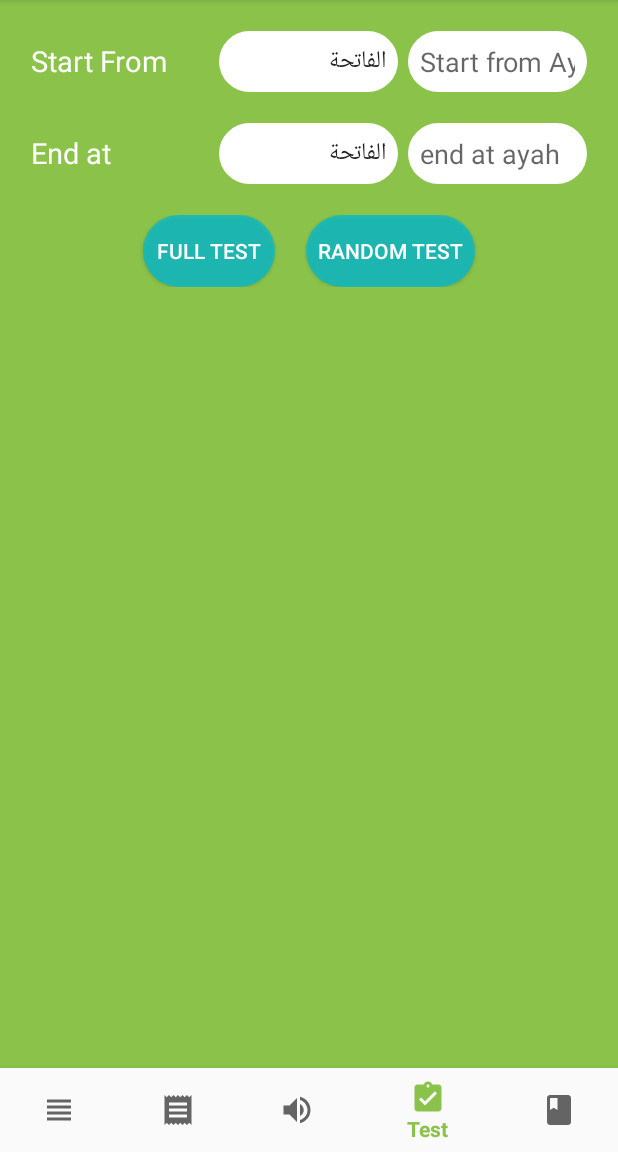
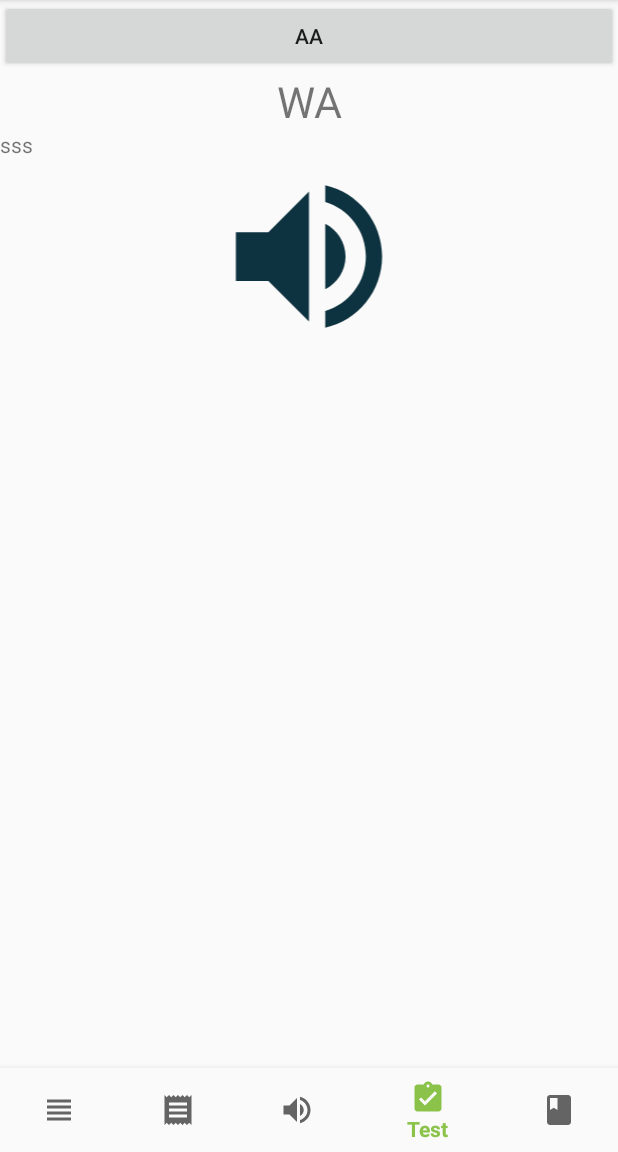
Before and after one commit to MahmoudMabrok/QuranyApp, an Android app: the screen it shows after launch (HomeActivity), item 4 of the bottom bar chosen, on a phone screen of 412 x 824 dp, the part 84-1236 px from its top. Run offline under Robolectric (Android 15) with nearby library versions, the phone set to English and light mode, and no system bars; our stand-ins replace ButterKnife, Room's generated code, sdp/ssp sizes; libraries missing offline, so code that uses them is left out: com.downloader, com.facebook.stetho, com.github.ybq.android, com.instabug.library, pub.devrel.easypermissions; 3 statements that could not run were skipped.

Commit message:
add voice recogize with google & still problem with retrun results & start with read log

```diff
--- a/app/build.gradle
+++ b/app/build.gradle
@@ -37,6 +37,7 @@ dependencies {
     implementation "com.google.android.material:material:$support_version"
 
     implementation "androidx.vectordrawable:vectordrawable:$support_version"
+    implementation 'androidx.legacy:legacy-support-v4:1.0.0-beta01'
     testImplementation 'junit:junit:4.12'
     androidTestImplementation 'androidx.test:runner:1.1.0-alpha4'
     androidTestImplementation 'androidx.test.espresso:espresso-core:3.1.0-alpha4'
@@ -80,14 +81,13 @@ dependencies {
 
     implementation 'androidx.annotation:annotation:1.0.2'
 
-   /* implementation 'com.jakewharton.rxbinding3:rxbinding:3.0.0-alpha2'
+    /* implementation 'com.jakewharton.rxbinding3:rxbinding:3.0.0-alpha2'
    // implementation 'com.android.support:support-compat:28.0.0'
     implementation 'com.daimajia.easing:library:2.0@aar'
     implementation 'com.daimajia.androidanimations:library:2.3@aar'
    */
 
 
-
 }
 
 /*
--- a/app/src/main/java/education/mahmoud/quranyapp/data_layer/local/room/ReadLogDAO.java
+++ b/app/src/main/java/education/mahmoud/quranyapp/data_layer/local/room/ReadLogDAO.java
@@ -1,6 +1,7 @@
 package education.mahmoud.quranyapp.data_layer.local.room;
 
 import java.util.List;
+import java.util.Set;
 
 import androidx.room.Dao;
 import androidx.room.Insert;
@@ -19,5 +20,9 @@ public interface ReadLogDAO {
     @Query("select * from readlog")
     public List<ReadLog> getAllReadLog();
 
+    @Query("select page_num from readlog where date = :date")
+    Set<Integer> getReadLogPagesByDate(long date);
 
+    @Query("select * from readlog where date = :date")
+   ReadLog getReadLogBydate(long date);
 }
--- a/app/src/main/java/education/mahmoud/quranyapp/feature/home_Activity/HomeActivity.java
+++ b/app/src/main/java/education/mahmoud/quranyapp/feature/home_Activity/HomeActivity.java
@@ -45,6 +45,7 @@ import education.mahmoud.quranyapp.feature.show_sura_list.GoToSurah;
 import education.mahmoud.quranyapp.feature.show_sura_list.SuraListFragment;
 import education.mahmoud.quranyapp.feature.show_tafseer.TafseerDetails;
 import education.mahmoud.quranyapp.feature.test_quran.TestFragment;
+import education.mahmoud.quranyapp.feature.test_quran.TestQuranSound;
 import education.mahmoud.quranyapp.model.Quran;
 import education.mahmoud.quranyapp.model.Sura;
 import pub.devrel.easypermissions.EasyPermissions;
@@ -270,7 +271,8 @@ public class HomeActivity extends AppCompatActivity {
     }
 
     private void openTest() {
-        TestFragment fragment = new TestFragment();
+      //  TestFragment fragment = new TestFragment();
+        TestQuranSound fragment = new TestQuranSound();
         FragmentTransaction a = getSupportFragmentManager().beginTransaction();
         a.replace(homeContainer.getId(), fragment).commit();
     }
--- a/app/src/main/java/education/mahmoud/quranyapp/feature/show_sura_list/SuraListFragment.java
+++ b/app/src/main/java/education/mahmoud/quranyapp/feature/show_sura_list/SuraListFragment.java
@@ -81,6 +81,7 @@ public class SuraListFragment extends Fragment {
                     }
                 }
 
+
             }
         };
         loadSuraList();
--- /dev/null
+++ b/app/src/main/java/education/mahmoud/quranyapp/feature/test_quran/TestQuranSound.java
@@ -0,0 +1,133 @@
+package education.mahmoud.quranyapp.feature.test_quran;
+
+
+import android.content.Intent;
+import android.os.Bundle;
+import android.os.Handler;
+import android.os.Looper;
+import android.os.Message;
+import android.speech.RecognizerIntent;
+import android.util.Log;
+import android.view.LayoutInflater;
+import android.view.View;
+import android.view.ViewGroup;
+import android.widget.Button;
+import android.widget.ImageView;
+import android.widget.TextView;
+
+import java.lang.ref.WeakReference;
+import java.util.ArrayList;
+import java.util.Locale;
+
+import androidx.fragment.app.Fragment;
+import butterknife.BindView;
+import butterknife.ButterKnife;
+import butterknife.OnClick;
+import education.mahmoud.quranyapp.R;
+
+import static android.app.Activity.RESULT_OK;
+
+/**
+ * A simple {@link Fragment} subclass.
+ */
+public class TestQuranSound extends Fragment {
+
+
+    private static final String TAG = "TestQuranSound";
+    private static final int REQ_CODE_VOICE = 54445;
+    @BindView(R.id.tvRecongnizedText)
+    TextView tvRecongnizedText;
+    @BindView(R.id.imRecord)
+    ImageView imRecord;
+
+    Handler handler;
+    String reco = "NA";
+    @BindView(R.id.aaa)
+    TextView aaa;
+    @BindView(R.id.btnAA)
+    Button btnAA;
+
+    @Override
+    public View onCreateView(LayoutInflater inflater, ViewGroup container,
+                             Bundle savedInstanceState) {
+        // Inflate the layout for this fragment
+        View view = inflater.inflate(R.layout.fragment_test_quran_sound, container, false);
+        ButterKnife.bind(this, view);
+
+        handler = new Handler(Looper.getMainLooper()) {
+            @Override
+            public void handleMessage(Message msg) {
+                super.handleMessage(msg);
+                tvRecongnizedText.setText(reco);
+                Log.d(TAG, "handleMessage: " + reco);
+                try {
+                    aaa.setText(String.format("aaa %s", reco));
+                } catch (Exception e) {
+                    e.printStackTrace();
+                }
+
+                btnAA.setText(reco);
+
+                //   Toast.makeText(getContext(), reco, Toast.LENGTH_SHORT).show();
+            }
+        };
+
+        WeakReference<Handler> handlerWeakReference = new WeakReference<>(handler);
+
+        tvRecongnizedText.setText("WA");
+
+        return view;
+    }
+
+    @Override
+    public void onDestroyView() {
+        super.onDestroyView();
+        handler = null;
+    }
+
+    @OnClick(R.id.imRecord)
+    public void onViewClicked() {
+
+        tvRecongnizedText.setText("rrrrr");
+
+        Intent intent = new Intent(RecognizerIntent.ACTION_RECOGNIZE_SPEECH);
+        // LANGUAGE_MODEL_FREE_FORM for speech recongition
+        intent.putExtra(RecognizerIntent.EXTRA_LANGUAGE_MODEL, RecognizerIntent.LANGUAGE_MODEL_FREE_FORM);
+        // set Language
+        intent.putExtra(RecognizerIntent.EXTRA_LANGUAGE, Locale.getDefault());
+        // hint for speek
+        intent.putExtra(RecognizerIntent.EXTRA_PROMPT, "Speek now...");
+        try {
+            startActivityForResult(intent, REQ_CODE_VOICE);
+        } catch (Exception e) {
+            e.printStackTrace();
+        }
+    }
+
+    @Override
+    public void onActivityResult(int requestCode, int resultCode, Intent data) {
+        super.onActivityResult(requestCode, resultCode, data);
+
+        switch (requestCode) {
+            case REQ_CODE_VOICE:
+                if (resultCode == RESULT_OK && null != data) {
+                    ArrayList<String> results = data.getStringArrayListExtra(RecognizerIntent.EXTRA_RESULTS);
+                    // results are ordered based on confidence score, in descending order.
+                    StringBuilder stringBuilder = new StringBuilder();
+                    Log.d(TAG, "onActivityResult: ");
+                    try {
+                        for (String s : results) {
+                            stringBuilder.append(s);
+                            Log.d(TAG, "onActivityResult: !! " + s);
+                        }
+                    } catch (Exception e) {
+                        e.printStackTrace();
+                    }
+
+                    reco = results.get(0);
+                    handler.sendEmptyMessage(0);
+                }
+        }
+    }
+
+}
--- a/app/src/main/res/layout/fragment_sura_list.xml
+++ b/app/src/main/res/layout/fragment_sura_list.xml
@@ -15,7 +15,8 @@
         android:visibility="gone"
         tools:listitem="@layout/recycler_view_item" />
 
-    <com.github.ybq.android.spinkit.SpinKitView xmlns:app="http://schemas.android.com/apk/res-auto"
+    <com.github.ybq.android.spinkit.SpinKitView
+        xmlns:app="http://schemas.android.com/apk/res-auto"
         android:id="@+id/spShowAyahs"
         style="@style/SpinKitView.Large.Circle"
         android:layout_width="wrap_content"
--- /dev/null
+++ b/app/src/main/res/layout/fragment_test_quran_sound.xml
@@ -0,0 +1,39 @@
+<?xml version="1.0" encoding="utf-8"?>
+<LinearLayout xmlns:android="http://schemas.android.com/apk/res/android"
+    xmlns:app="http://schemas.android.com/apk/res-auto"
+    xmlns:tools="http://schemas.android.com/tools"
+    android:layout_width="match_parent"
+    android:layout_height="match_parent"
+    android:orientation="vertical"
+    tools:context=".feature.test_quran.TestQuranSound">
+
+
+    <Button
+        android:id="@+id/btnAA"
+        android:layout_width="match_parent"
+        android:layout_height="wrap_content"
+        android:text="aa"/>
+    <TextView
+        android:id="@+id/tvRecongnizedText"
+        android:layout_width="match_parent"
+        android:layout_height="wrap_content"
+        android:layout_gravity="center"
+        android:gravity="center"
+        android:text="AAS"
+        android:textSize="@dimen/_22ssp" />
+
+    <TextView
+        android:id="@+id/aaa"
+        android:layout_width="match_parent"
+        android:layout_height="wrap_content"
+        android:text="sss"/>
+
+    <ImageView
+        android:id="@+id/imRecord"
+        android:layout_width="match_parent"
+        android:layout_height="@dimen/_100sdp"
+        android:layout_gravity="bottom"
+        android:layout_marginBottom="@dimen/_40sdp"
+        app:srcCompat="@drawable/ic_sound" />
+
+</LinearLayout>
--- a/app/src/main/res/values/strings.xml
+++ b/app/src/main/res/values/strings.xml
@@ -136,5 +136,8 @@
         <item>3/4</item>
     </array>
 
+    <!-- TODO: Remove or change this placeholder text -->
+    <string name="hello_blank_fragment">Hello blank fragment</string>
+
 
 </resources>
```
Also changed, not shown: app/src/main/java/education/mahmoud/quranyapp/data_layer/Repository.java (+11 -0 lines), app/src/main/java/education/mahmoud/quranyapp/data_layer/local/room/PagesConverter.java (+5 -4 lines), app/src/main/java/education/mahmoud/quranyapp/data_layer/local/room/ReadLog.java (+5 -4 lines), app/src/main/java/education/mahmoud/quranyapp/feature/show_sura_ayas/ShowAyahsActivity.java (+46 -1 lines).
